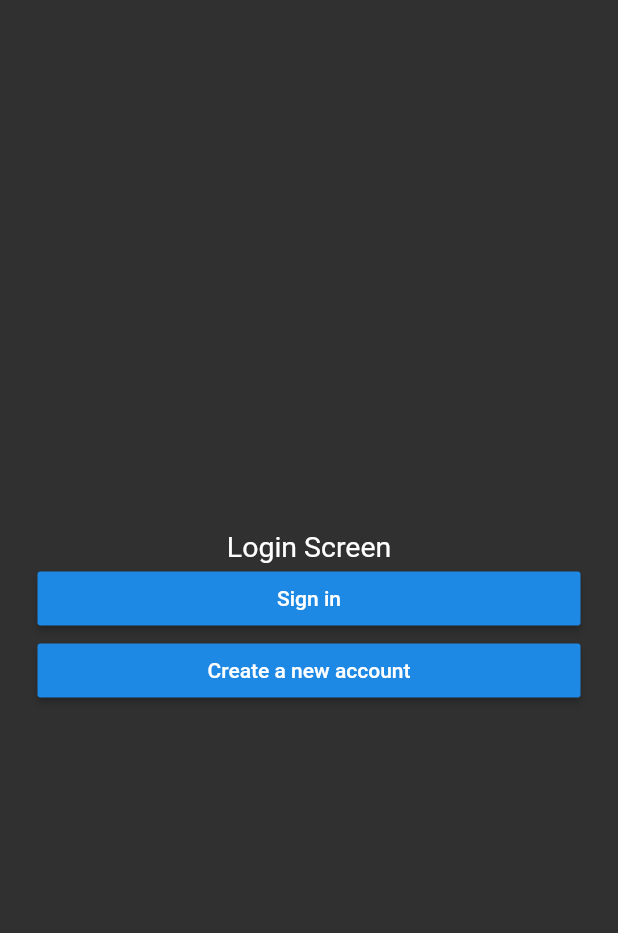
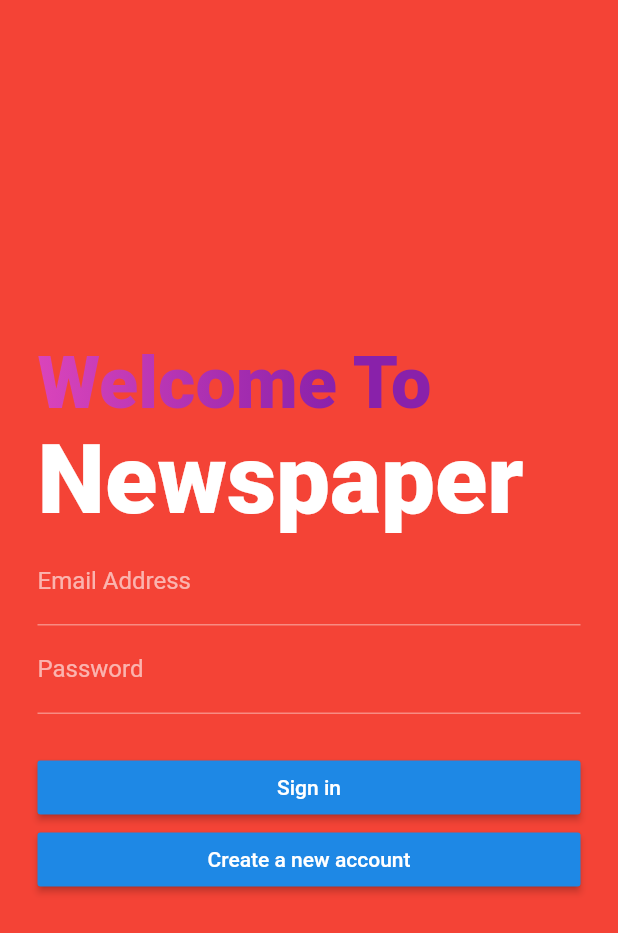
Before and after one commit to OmarAbdo/newspaper-flutter, a Flutter app: the Login screen opened by its route, after a tap on "Sign in", on a phone screen of 412 x 824 dp. Shown: the top 933 px of the screen. Run offline on Flutter 3.47's test engine with Material 2 defaults, Android fonts, the phone set to English and light mode, and no system bars; our stand-ins replace rxdart; missing offline and left inert: flutter_country_picker, flutter_cupertino_date_picker; Roboto replaces fonts that are missing (Hind, Montserrat).

Commit message:
login screen

```diff
--- a/lib/src/bloc/user_bloc.dart
+++ b/lib/src/bloc/user_bloc.dart
@@ -40,7 +40,7 @@ class UserBloc extends Object with FormValidation {
     return myDay + '/' + myMonth + '/' + myYear;
   }
 
-  submit() async {
+  submitSignUp() async {
     Map<String, dynamic> validatedUserMap = {
       'name'            : _userFullName.value,
       'email'           : _userEmailAddress.value,
@@ -51,6 +51,16 @@ class UserBloc extends Object with FormValidation {
     };
 
     Map<String, dynamic> postResult = await _repository.registerUser(validatedUserMap);
+    print(postResult);
+  }
+
+  submitLogIn() async {
+    Map<String, dynamic> validatedUserMap = {
+      'email'           : _userEmailAddress.value,
+      'password'        : _userPassword.value,
+    };
+
+    Map<String, dynamic> postResult = await _repository.logInUser(validatedUserMap);
     print(postResult);
   }
 
--- a/lib/src/resources/repository.dart
+++ b/lib/src/resources/repository.dart
@@ -8,4 +8,6 @@ class Repository {
   Future<UserModel> fetchUser() => userApi.fetchUser();
 
   Future<Map<String, dynamic>> registerUser(dynamic user) => userApi.registerUser(user);
+
+  Future<Map<String, dynamic>> logInUser(dynamic user) => userApi.logInUser(user);
 }
--- a/lib/src/ui/registration/login.dart
+++ b/lib/src/ui/registration/login.dart
@@ -1,4 +1,6 @@
 import 'package:flutter/material.dart';
+import 'package:flutter_newspaper/src/ui/custom/custom.dart';
+import 'package:flutter_newspaper/src/bloc/user_bloc.dart';
 
 class Login extends StatelessWidget {
   @override
@@ -6,16 +8,21 @@ class Login extends StatelessWidget {
     // TODO: implement build
     return Scaffold(
       body: Container(
+        color: Colors.red,
         child: Center(
           child: ListView(
             shrinkWrap: true,
             padding: EdgeInsets.all(25.0),
             children: <Widget>[
-              Center(
-                child:  Text('Login Screen'),
+              GradientText(txt: 'Welcome To', fontSize: 48.0),
+              ColorText(txt: 'Newspaper', fontSize: 64.0),
+              EmailTextField(),
+              PasswordTextField(),
+              SizedBox(
+                height: 25,
               ),
               RaisedButton(
-                onPressed: () {},
+               onPressed: userBloc.submitLogIn,
                 child: Text('Sign in'),
               ),
               RaisedButton(
--- a/lib/src/ui/registration/register.dart
+++ b/lib/src/ui/registration/register.dart
@@ -71,7 +71,7 @@ class _RegisterState extends State<Register> {
                 height: 25,
               ),
               RaisedButton(
-                onPressed: userBloc.submit,
+                onPressed: userBloc.submitSignUp,
                 child: Text('Sign Up!'),
               ),
               RaisedButton(
```
Also changed, not shown: lib/src/models/user.dart (+12 -1 lines), lib/src/resources/user_api.dart (+46 -10 lines).
